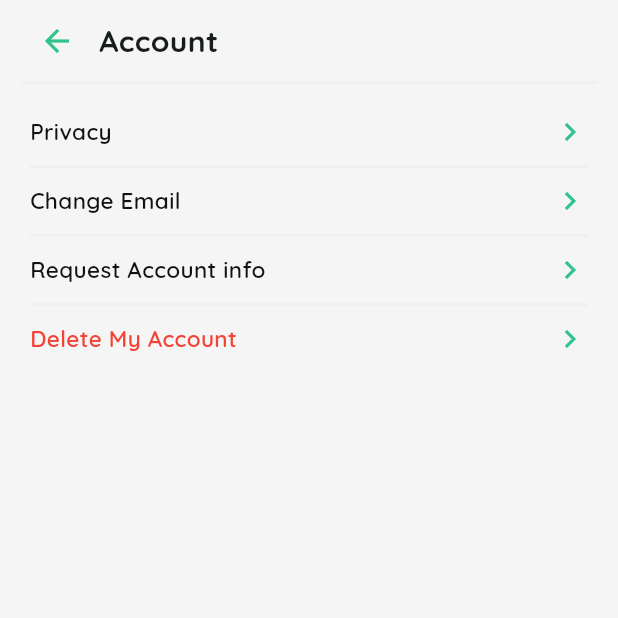
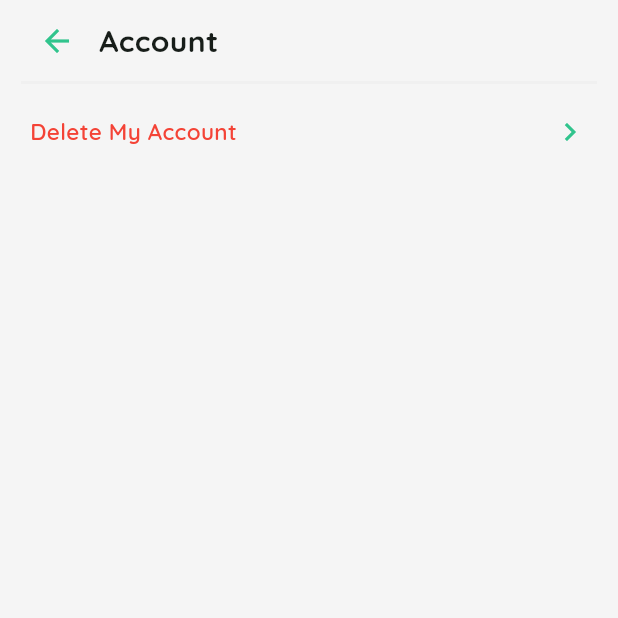
Before and after one commit to sunnyapply614/ChatBot-modifier-flutter, a Flutter app: the AccountScreen screen opened directly with empty values, on a phone screen of 412 x 824 dp, the top half of it. Run offline on Flutter 3.47's test engine with Material 3 defaults, Android fonts, the phone set to English and light mode, and no system bars; our stand-ins replace image_picker, jwt_decoder, shared_preferences, socket_io_client; accounts and stored records are empty.

Commit message:
Update account_screen.dart

```diff
--- a/client/lib/screens/settings/account_screen.dart
+++ b/client/lib/screens/settings/account_screen.dart
@@ -41,12 +41,7 @@ class _AccountScreenState extends State<AccountScreen> {
         padding: const EdgeInsets.all(20),
         child: Column(
           children: [
-            const ItemTextShowWidget(text: 'Privacy'),
-            const DashlineWidget(margin: EdgeInsets.symmetric(vertical: 10)),
-            const ItemTextShowWidget(text: 'Change Email'),
-            const DashlineWidget(margin: EdgeInsets.symmetric(vertical: 10)),
-            const ItemTextShowWidget(text: 'Request Account info'),
-            const DashlineWidget(margin: EdgeInsets.symmetric(vertical: 10)),
+
             _isLoading
                 ? Column(
                     children: const [
```
